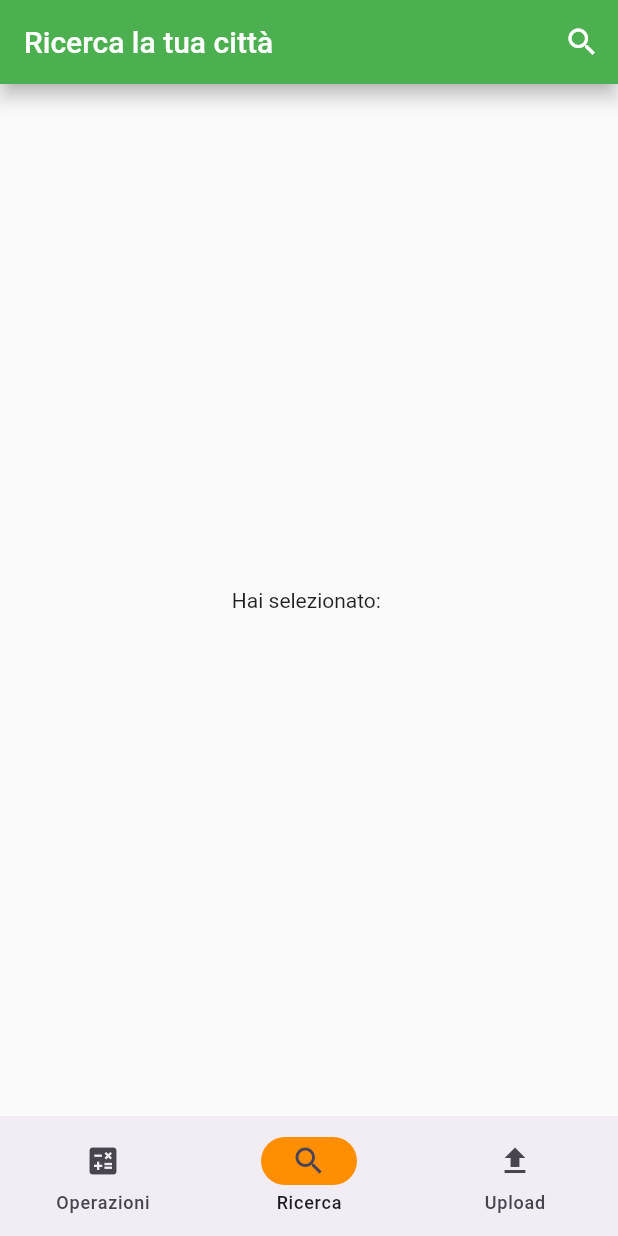
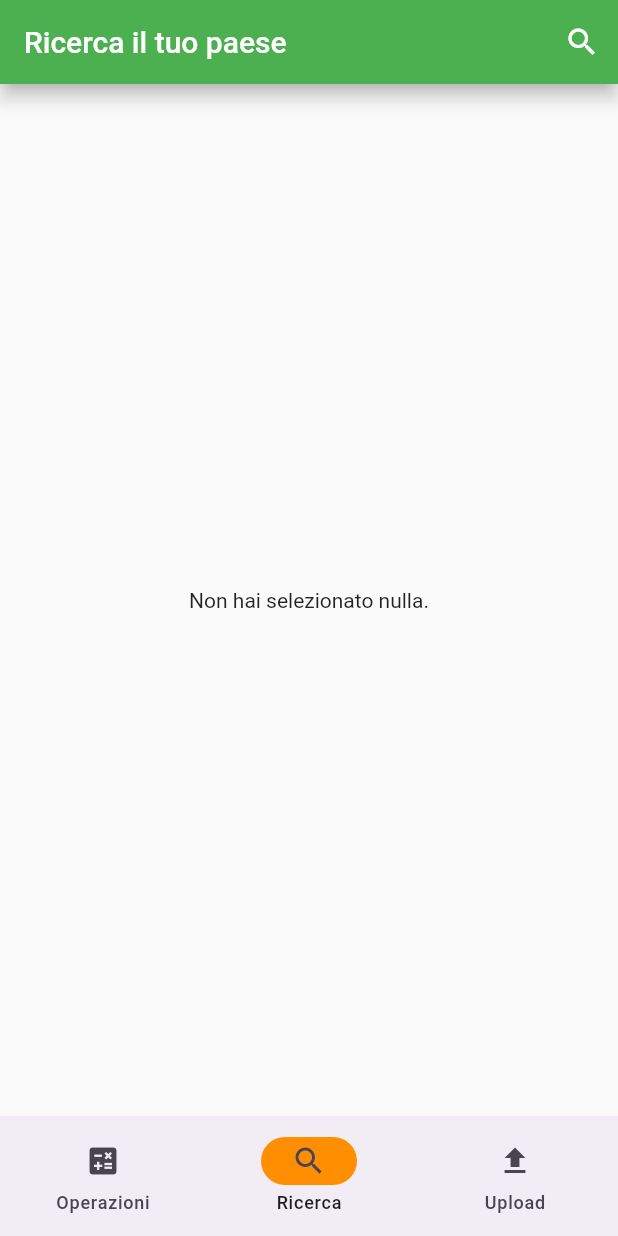
Before and after one commit to giacomo9801/Flutter_MultiFunction, a Flutter app: the screen it shows after launch, item 2 of the bottom bar chosen, on a phone screen of 412 x 824 dp. Run offline on Flutter 3.47's test engine with Material 2 defaults, Android fonts, the phone set to English and light mode, and no system bars; drawn by our look-alikes of easy_search_bar.

Commit message:
fix ricerca null

```diff
--- a/lib/ricerca/ricerca.dart
+++ b/lib/ricerca/ricerca.dart
@@ -40,11 +40,14 @@ class _RicercaState extends State<Ricerca> {
         home: Scaffold(
             appBar: EasySearchBar(
                 title: const Text(
-                  'Ricerca la tua città',
+                  'Ricerca il tuo paese',
                   textAlign: TextAlign.center,
                 ),
                 onSearch: (value) => setState(() => valorecercato = value),
                 suggestions: paesi),
-            body: Center(child: Text('Hai selezionato: $valorecercato'))));
+            body: Center(
+                child: Text(valorecercato.isEmpty
+                    ? "Non hai selezionato nulla."
+                    : 'Hai selezionato: $valorecercato'))));
   }
 }
```
